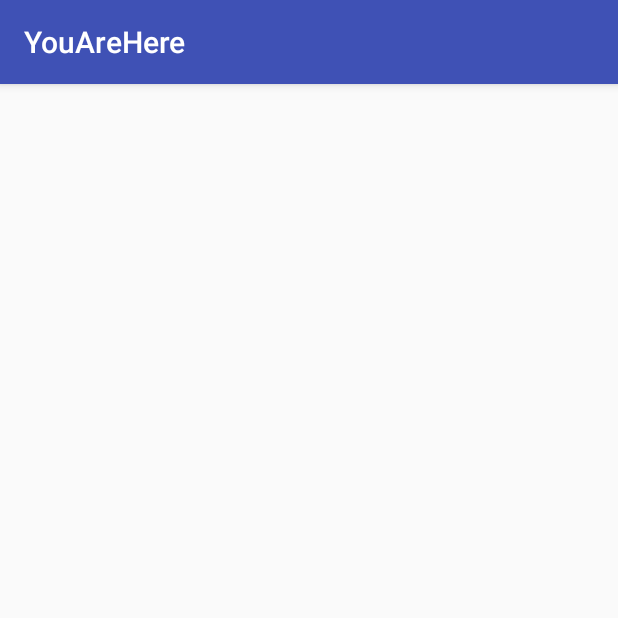
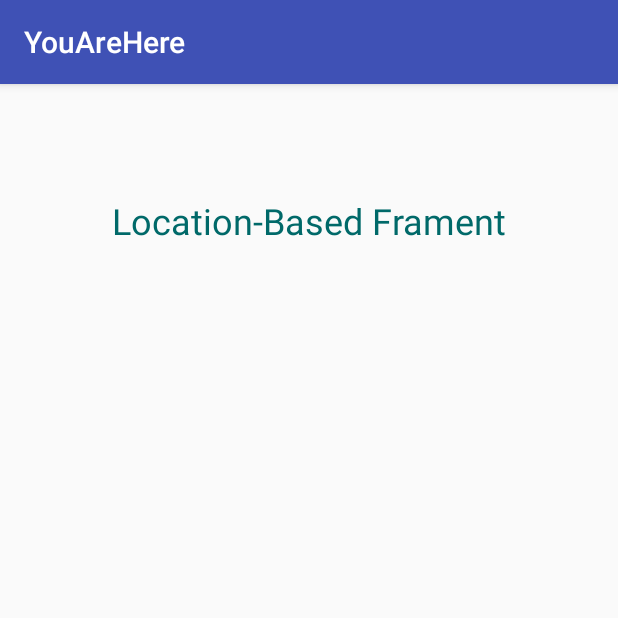
Before and after one commit to azamzamy/GeoApplication, an Android app: the Timeline screen opened directly, with no data from a screen before it, on a phone screen of 412 x 824 dp, the top half of it. Run offline under Robolectric (Android 15) with nearby library versions, the phone set to English and light mode, and no system bars.

Commit message:
added timelone viewpager, fragments adapter and sample fragment

```diff
--- a/Android/YouAreHere/app/src/main/java/com/example/hp/youarehere/Timeline.java
+++ b/Android/YouAreHere/app/src/main/java/com/example/hp/youarehere/Timeline.java
@@ -1,13 +1,27 @@
 package com.example.hp.youarehere;
 
+import android.content.Context;
 import android.support.v7.app.AppCompatActivity;
+import android.support.v4.view.ViewPager;
 import android.os.Bundle;
+
+import com.example.hp.youarehere.adapters.TimeLineFragmentsAdapter;
 
 public class Timeline extends AppCompatActivity {
 
+    ViewPager viewPager;
+    Context context;
+    TimeLineFragmentsAdapter timeLineFragmentsAdapter;
     @Override
     protected void onCreate(Bundle savedInstanceState) {
         super.onCreate(savedInstanceState);
         setContentView(R.layout.activity_timeline);
+
+        viewPager = (ViewPager) findViewById(R.id.view_pager);
+
+        timeLineFragmentsAdapter = new TimeLineFragmentsAdapter(getSupportFragmentManager(), 2,context);
+        viewPager.setAdapter(timeLineFragmentsAdapter);
+        viewPager.setCurrentItem(0);
+
     }
 }
--- /dev/null
+++ b/Android/YouAreHere/app/src/main/java/com/example/hp/youarehere/adapters/TimeLineFragmentsAdapter.java
@@ -0,0 +1,36 @@
+package com.example.hp.youarehere.adapters;
+
+import android.content.Context;
+import android.support.v4.app.Fragment;
+import android.support.v4.app.FragmentManager;
+import android.support.v4.app.FragmentPagerAdapter;
+import android.support.v4.app.FragmentStatePagerAdapter;
+import android.support.v4.view.ViewPager;
+
+import com.example.hp.youarehere.fragments.LocationBasedFragment;
+
+/**
+ * Created by ahmedtarek on 11/29/15.
+ */
+public class TimeLineFragmentsAdapter extends FragmentStatePagerAdapter {
+
+    int count;
+
+    public TimeLineFragmentsAdapter(android.support.v4.app.FragmentManager fm, int count, Context context) {
+        super(fm);
+        this.count = count;
+    }
+
+    @Override
+    public int getCount() {
+        // TODO Auto-generated method stub
+        return count;
+    }
+
+    @Override
+    public Fragment getItem(int arg0) {
+
+        //return new PlanDetailsPageFragment(data.get(arg0).getFirst(),data.get(arg0).getSecond(),arg0, app, arg0, planPager);
+        return new LocationBasedFragment();
+    }
+}
--- /dev/null
+++ b/Android/YouAreHere/app/src/main/java/com/example/hp/youarehere/fragments/FriendsBasedFragment.java
@@ -0,0 +1,7 @@
+package com.example.hp.youarehere.fragments;
+
+/**
+ * Created by ahmedtarek on 11/29/15.
+ */
+public class FriendsBasedFragment {
+}
--- /dev/null
+++ b/Android/YouAreHere/app/src/main/java/com/example/hp/youarehere/fragments/LocationBasedFragment.java
@@ -0,0 +1,27 @@
+package com.example.hp.youarehere.fragments;
+
+import android.support.v4.app.Fragment;
+import android.os.Bundle;
+import android.view.LayoutInflater;
+import android.view.View;
+import android.view.ViewGroup;
+
+import com.example.hp.youarehere.R;
+
+/**
+ * Created by ahmedtarek on 11/29/15.
+ */
+public class LocationBasedFragment extends Fragment {
+
+
+    @Override
+    public View onCreateView(LayoutInflater inflater, ViewGroup container,
+                              Bundle savedInstanceState) {
+
+        ViewGroup rootView = (ViewGroup) inflater.inflate(R.layout.location_based_fragment, container, false);
+
+
+
+        return rootView;
+    }
+}
--- a/Android/YouAreHere/app/src/main/res/layout/activity_timeline.xml
+++ b/Android/YouAreHere/app/src/main/res/layout/activity_timeline.xml
@@ -10,4 +10,17 @@
     android:paddingBottom="@dimen/activity_vertical_margin"
     tools:context="com.example.hp.youarehere.Timeline">
 
+    <RelativeLayout
+        android:id="@+id/view_pager_layout"
+        android:layout_width="match_parent"
+        android:layout_height="150dp"
+        >
+        <android.support.v4.view.ViewPager
+            android:id="@+id/view_pager"
+            android:layout_width="match_parent"
+            android:layout_height="wrap_content">
+        </android.support.v4.view.ViewPager>
+    </RelativeLayout>
+
+
 </RelativeLayout>
--- /dev/null
+++ b/Android/YouAreHere/app/src/main/res/layout/location_based_fragment.xml
@@ -0,0 +1,15 @@
+<?xml version="1.0" encoding="utf-8"?>
+<RelativeLayout xmlns:android="http://schemas.android.com/apk/res/android"
+    android:orientation="vertical" android:layout_width="match_parent"
+    android:layout_height="match_parent">
+
+
+    <TextView
+        android:layout_width="wrap_content"
+        android:layout_height="wrap_content"
+        android:text="Location-Based Frament"
+        android:textSize="24dp"
+        android:layout_centerInParent="true"
+        android:textColor="#006969"
+        />
+</RelativeLayout>
```
